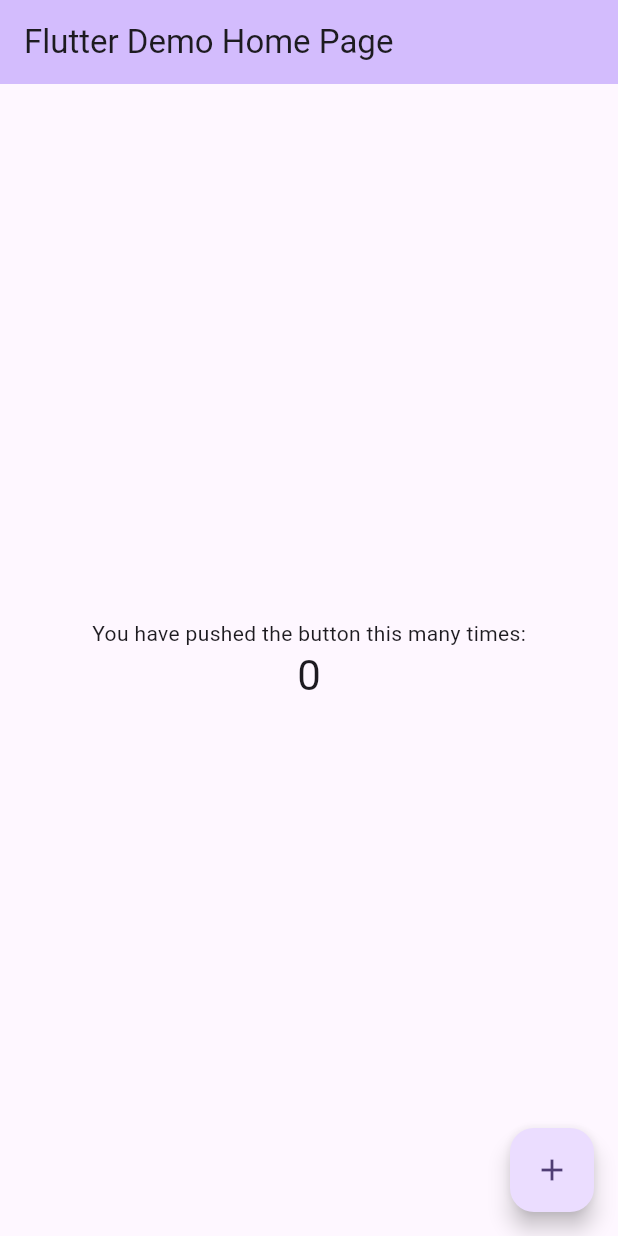
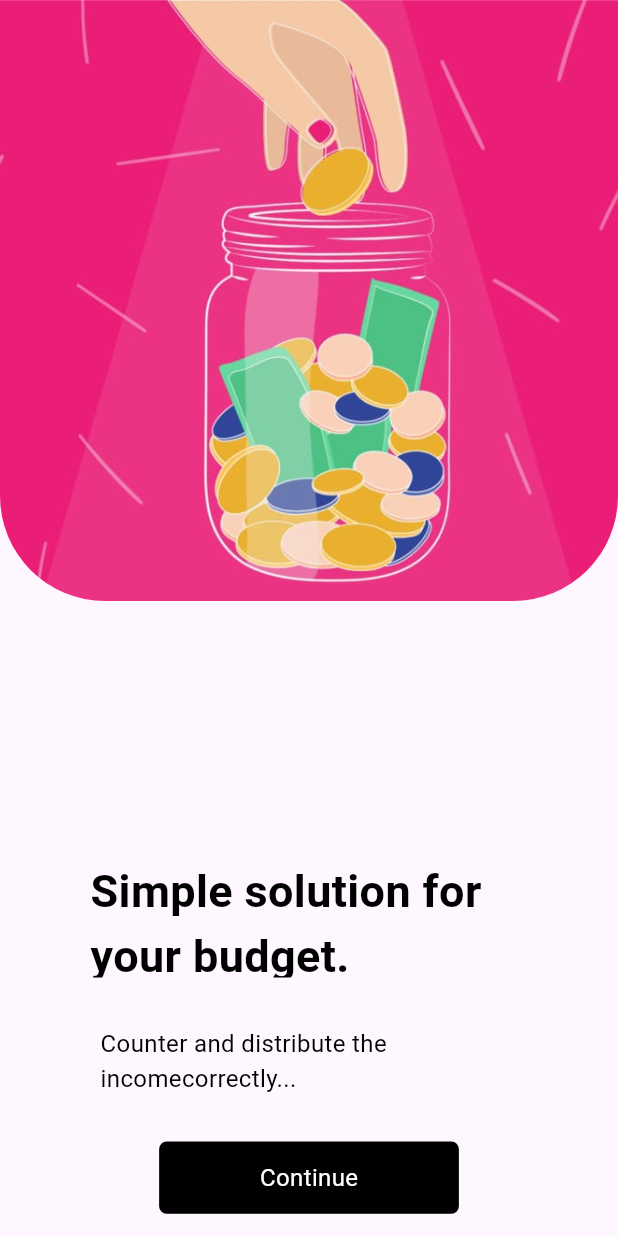
Before and after one commit to mohamedmagdi6/money-management-app, a Flutter app: the screen it shows after launch, on a phone screen of 412 x 824 dp. Run offline on Flutter 3.47's test engine with Material 3 defaults, Android fonts, the phone set to English and light mode, and no system bars; our stand-ins replace flutter_screenutil; Roboto replaces fonts that are missing (Poppins).

Commit message:
create splash screen

```diff
--- a/lib/core/resources/color_manager.dart
+++ b/lib/core/resources/color_manager.dart
@@ -10,4 +10,5 @@ abstract class ColorManager {
   static Color red = const Color(0xffFD3C4A);
   static Color grey = const Color(0xff91919F);
   static Color yellow = const Color(0xffFCAC12);
+  static Color white = Colors.white;
 }
--- a/lib/core/resources/font_manager.dart
+++ b/lib/core/resources/font_manager.dart
@@ -21,4 +21,5 @@ class FontSize {
   static const double s20 = 20.0;
   static const double s22 = 22.0;
   static const double s24 = 24.0;
+  static const double s30 = 30.0;
 }
--- a/lib/core/routes/route_generator.dart
+++ b/lib/core/routes/route_generator.dart
@@ -1,11 +1,25 @@
 import 'package:flutter/material.dart';
 import 'package:money_management/core/routes/routes.dart';
+import 'package:money_management/features/splash/splash_screen.dart';
 
 class RouteGenerator {
-  static getRoute(RouteSettings settings) {
+  static Route<dynamic>? getRoute(RouteSettings settings) {
     switch (settings.name) {
       case Routes.spalashScreen:
-      // return MaterialPageRoute(builder: (_) => const )
+        return MaterialPageRoute(builder: (_) => const SplashScreen());
+      default:
+        return unDefinedRoute();
     }
   }
+
+  static Route<dynamic> unDefinedRoute() {
+    return MaterialPageRoute(
+      builder: (_) => Scaffold(
+        appBar: AppBar(
+          title: const Text('No Route Found'),
+        ),
+        body: const Center(child: Text('No Route Found')),
+      ),
+    );
+  }
 }
--- /dev/null
+++ b/lib/features/splash/splash_screen.dart
@@ -0,0 +1,80 @@
+import 'package:flutter/material.dart';
+import 'package:flutter_screenutil/flutter_screenutil.dart';
+import 'package:money_management/core/resources/assets_manager.dart';
+import 'package:money_management/core/resources/color_manager.dart';
+import 'package:money_management/core/resources/constants_manager.dart';
+import 'package:money_management/core/resources/font_manager.dart';
+import 'package:money_management/core/resources/style_manager.dart';
+
+class SplashScreen extends StatelessWidget {
+  const SplashScreen({super.key});
+
+  @override
+  Widget build(BuildContext context) {
+    return Scaffold(
+      body: Column(children: [
+        SizedBox(
+          height: 389.h,
+          child: ClipRRect(
+            borderRadius: const BorderRadius.only(
+              bottomLeft: Radius.circular(70),
+              bottomRight: Radius.circular(70),
+            ),
+            child: Image.asset(
+              ImageAssets.splashImage,
+              fit: BoxFit.cover,
+            ),
+          ),
+        ),
+        SizedBox(
+          height: 167.h,
+        ),
+        SizedBox(
+          width: 283.h,
+          height: 69.w,
+          child: Text(TextConstant.splashTitle,
+              style: getBoldStyle(
+                  color: ColorManager.primaryDark, fontSize: FontSize.s30)),
+        ),
+        SizedBox(
+          height: 32.h,
+        ),
+        SizedBox(
+          width: 270.h,
+          height: 38.w,
+          child: Text(
+            TextConstant.splashSubTitle,
+            style: getRegularStyle(
+                color: ColorManager.primaryDark, fontSize: FontSize.s16),
+          ),
+        ),
+        SizedBox(
+          height: 32.h,
+        ),
+        GestureDetector(
+          onTap: () {
+            // Navigator.push(context, MaterialPageRoute(
+            //   builder: (context) {
+            //     return HomeScreen();
+            //   },
+            // ));
+          },
+          child: Container(
+            width: 194.h,
+            height: 42.w,
+            decoration: BoxDecoration(
+                color: ColorManager.primaryDark,
+                borderRadius: BorderRadius.circular(5)),
+            child: Center(
+              child: Text(
+                TextConstant.continueButton,
+                style: getRegularStyle(
+                    color: ColorManager.white, fontSize: FontSize.s16),
+              ),
+            ),
+          ),
+        )
+      ]),
+    );
+  }
+}
--- a/lib/main.dart
+++ b/lib/main.dart
@@ -1,4 +1,7 @@
 import 'package:flutter/material.dart';
+import 'package:flutter_screenutil/flutter_screenutil.dart';
+import 'package:money_management/core/routes/route_generator.dart';
+import 'package:money_management/core/routes/routes.dart';
 
 void main() {
   runApp(const MyApp());
@@ -10,116 +13,15 @@
   // This widget is the root of your application.
   @override
   Widget build(BuildContext context) {
-    return MaterialApp(
-      title: 'Flutter Demo',
-      theme: ThemeData(
-        // This is the theme of your application.
-        //
-        // TRY THIS: Try running your application with "flutter run". You'll see
-        // the application has a purple toolbar. Then, without quitting the app,
-        // try changing the seedColor in the colorScheme below to Colors.green
-        // and then invoke "hot reload" (save your changes or press the "hot
-        // reload" button in a Flutter-supported IDE, or press "r" if you used
-        // the command line to start the app).
-        //
-        // Notice that the counter didn't reset back to zero; the application
-        // state is not lost during the reload. To reset the state, use hot
-        // restart instead.
-        //
-        // This works for code too, not just values: Most code changes can be
-        // tested with just a hot reload.
-        colorScheme: ColorScheme.fromSeed(seedColor: Colors.deepPurple),
-        useMaterial3: true,
-      ),
-      home: const MyHomePage(title: 'Flutter Demo Home Page'),
-    );
+    return ScreenUtilInit(
+        designSize: const Size(360, 800),
+        minTextAdapt: true,
+        splitScreenMode: true,
+        builder: (context, child) => MaterialApp(
+              debugShowCheckedModeBanner: false,
+              onGenerateRoute: RouteGenerator.getRoute,
+              initialRoute: Routes.spalashScreen,
+              home: child,
+            ));
   }
 }
-
-class MyHomePage extends StatefulWidget {
-  const MyHomePage({super.key, required this.title});
-
-  // This widget is the home page of your application. It is stateful, meaning
-  // that it has a State object (defined below) that contains fields that affect
-  // how it looks.
-
-  // This class is the configuration for the state. It holds the values (in this
-  // case the title) provided by the parent (in this case the App widget) and
-  // used by the build method of the State. Fields in a Widget subclass are
-  // always marked "final".
-
-  final String title;
-
-  @override
-  State<MyHomePage> createState() => _MyHomePageState();
-}
-
-class _MyHomePageState extends State<MyHomePage> {
-  int _counter = 0;
-
-  void _incrementCounter() {
-    setState(() {
-      // This call to setState tells the Flutter framework that something has
-      // changed in this State, which causes it to rerun the build method below
-      // so that the display can reflect the updated values. If we changed
-      // _counter without calling setState(), then the build method would not be
-      // called again, and so nothing would appear to happen.
-      _counter++;
-    });
-  }
-
-  @override
-  Widget build(BuildContext context) {
-    // This method is rerun every time setState is called, for instance as done
-    // by the _incrementCounter method above.
-    //
-    // The Flutter framework has been optimized to make rerunning build methods
-    // fast, so that you can just rebuild anything that needs updating rather
-    // than having to individually change instances of widgets.
-    return Scaffold(
-      appBar: AppBar(
-        // TRY THIS: Try changing the color here to a specific color (to
-        // Colors.amber, perhaps?) and trigger a hot reload to see the AppBar
-        // change color while the other colors stay the same.
-        backgroundColor: Theme.of(context).colorScheme.inversePrimary,
-        // Here we take the value from the MyHomePage object that was created by
-        // the App.build method, and use it to set our appbar title.
-        title: Text(widget.title),
-      ),
-      body: Center(
-        // Center is a layout widget. It takes a single child and positions it
-        // in the middle of the parent.
-        child: Column(
-          // Column is also a layout widget. It takes a list of children and
-          // arranges them vertically. By default, it sizes itself to fit its
-          // children horizontally, and tries to be as tall as its parent.
-          //
-          // Column has various properties to control how it sizes itself and
-          // how it positions its children. Here we use mainAxisAlignment to
-          // center the children vertically; the main axis here is the vertical
-          // axis because Columns are vertical (the cross axis would be
-          // horizontal).
-          //
-          // TRY THIS: Invoke "debug painting" (choose the "Toggle Debug Paint"
-          // action in the IDE, or press "p" in the console), to see the
-          // wireframe for each widget.
-          mainAxisAlignment: MainAxisAlignment.center,
-          children: <Widget>[
-            const Text(
-              'You have pushed the button this many times:',
-            ),
-            Text(
-              '$_counter',
-              style: Theme.of(context).textTheme.headlineMedium,
-            ),
-          ],
-        ),
-      ),
-      floatingActionButton: FloatingActionButton(
-        onPressed: _incrementCounter,
-        tooltip: 'Increment',
-        child: const Icon(Icons.add),
-      ), // This trailing comma makes auto-formatting nicer for build methods.
-    );
-  }
-}
```
Also changed, not shown: pubspec.yaml (+7 -8 lines), pubspec.lock.
